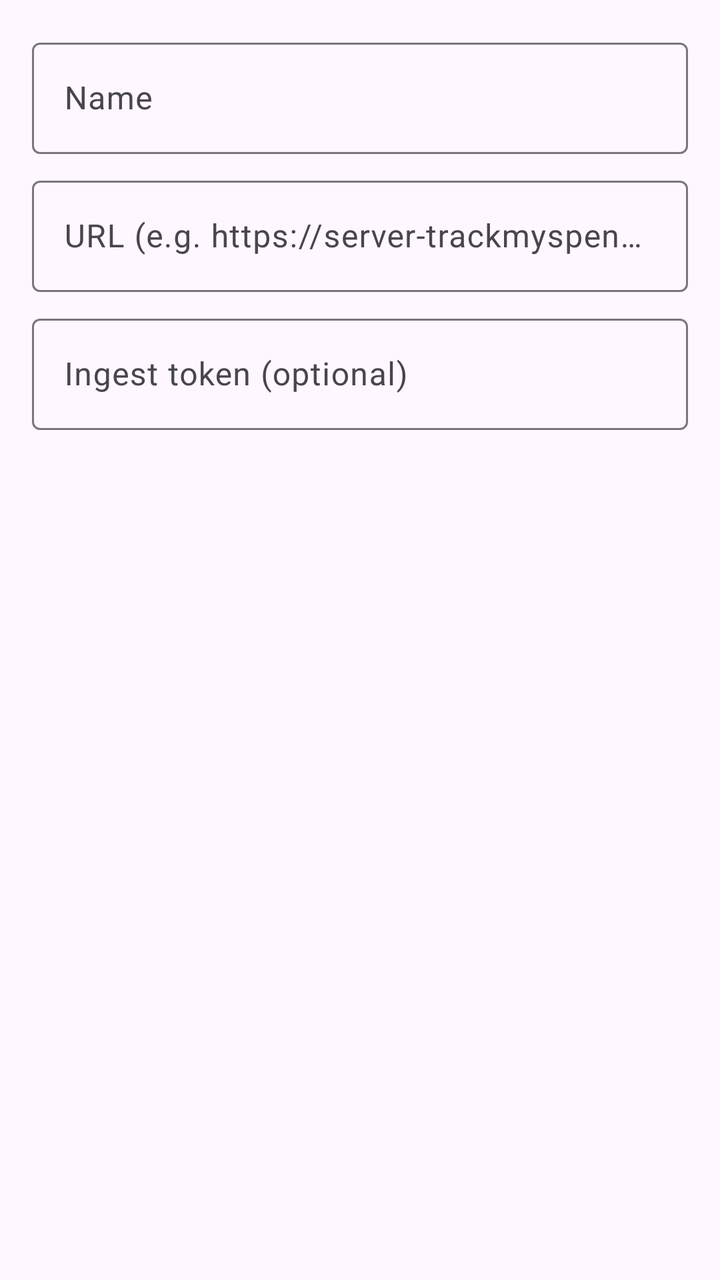
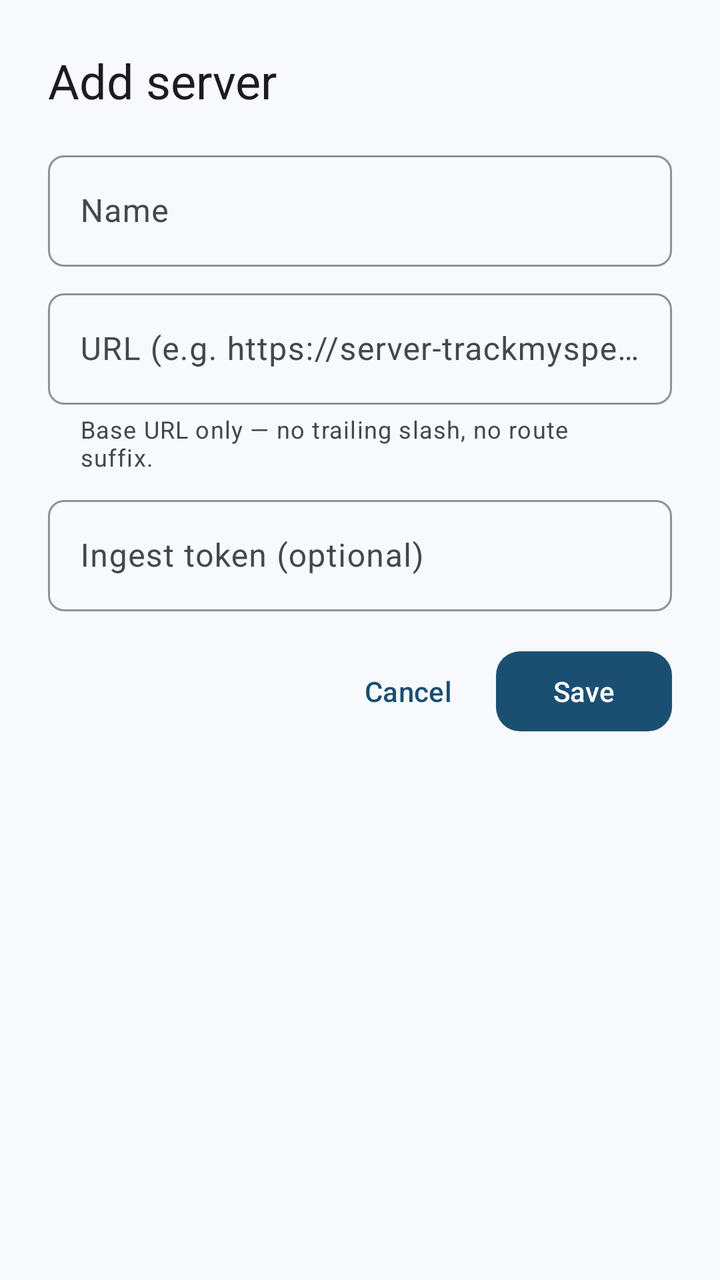

The first picture is an Android layout as it rendered before a commit; the second is the same layout after the commit. The layout source and the unified diff follow.
<!-- AndroidManifest.xml: application theme Theme.TMSCompanion -->
<!-- res/layout/dialog_add_server.xml -->
<?xml version="1.0" encoding="utf-8"?>
<LinearLayout xmlns:android="http://schemas.android.com/apk/res/android"
    android:layout_width="match_parent"
    android:layout_height="wrap_content"
    android:orientation="vertical"
    android:padding="16dp">

    <com.google.android.material.textfield.TextInputLayout
        android:layout_width="match_parent"
        android:layout_height="wrap_content"
        android:hint="@string/server_name_hint">

        <com.google.android.material.textfield.TextInputEditText
            android:id="@+id/nameInput"
            android:layout_width="match_parent"
            android:layout_height="wrap_content"
            android:inputType="text"
            android:maxLines="1" />
    </com.google.android.material.textfield.TextInputLayout>

    <com.google.android.material.textfield.TextInputLayout
        android:layout_width="match_parent"
        android:layout_height="wrap_content"
        android:layout_marginTop="8dp"
        android:hint="@string/server_url_hint">

        <com.google.android.material.textfield.TextInputEditText
            android:id="@+id/urlInput"
            android:layout_width="match_parent"
            android:layout_height="wrap_content"
            android:inputType="textUri"
            android:maxLines="1" />
    </com.google.android.material.textfield.TextInputLayout>

    <com.google.android.material.textfield.TextInputLayout
        android:layout_width="match_parent"
        android:layout_height="wrap_content"
        android:layout_marginTop="8dp"
        android:hint="@string/server_token_hint">

        <com.google.android.material.textfield.TextInputEditText
            android:id="@+id/tokenInput"
            android:layout_width="match_parent"
            android:layout_height="wrap_content"
            android:inputType="textPassword"
            android:maxLines="1" />
    </com.google.android.material.textfield.TextInputLayout>
</LinearLayout>
<!-- resources referenced by this layout -->
<resources>
  <style name="Theme.TMSCompanion" parent="Theme.Material3.DayNight.NoActionBar">
          <item name="colorPrimary">@color/purple_500</item>
          <item name="colorPrimaryDark">@color/purple_700</item>
          <item name="colorAccent">@color/teal_200</item>
      </style>
  <color name="purple_500">#6750A4</color>
  <color name="purple_700">#4F378B</color>
  <color name="teal_200">#03DAC5</color>
  <!-- unchanged entries left out for length: 3 -->
</resources>

<!-- the commit's change to res/layout/dialog_add_server.xml (unified diff, before → after) -->
@@ -1,13 +1,22 @@
 <?xml version="1.0" encoding="utf-8"?>
 <LinearLayout xmlns:android="http://schemas.android.com/apk/res/android"
+    xmlns:app="http://schemas.android.com/apk/res-auto"
     android:layout_width="match_parent"
     android:layout_height="wrap_content"
     android:orientation="vertical"
-    android:padding="16dp">
+    android:padding="24dp">
+
+    <TextView
+        android:id="@+id/sheetTitle"
+        android:layout_width="wrap_content"
+        android:layout_height="wrap_content"
+        android:text="@string/add_server"
+        android:textAppearance="?attr/textAppearanceHeadlineSmall" />
 
     <com.google.android.material.textfield.TextInputLayout
         android:layout_width="match_parent"
         android:layout_height="wrap_content"
+        android:layout_marginTop="16dp"
         android:hint="@string/server_name_hint">
 
         <com.google.android.material.textfield.TextInputEditText
@@ -22,7 +31,9 @@
         android:layout_width="match_parent"
         android:layout_height="wrap_content"
         android:layout_marginTop="8dp"
-        android:hint="@string/server_url_hint">
+        android:hint="@string/server_url_hint"
+        app:helperText="@string/server_url_helper"
+        app:helperTextEnabled="true">
 
         <com.google.android.material.textfield.TextInputEditText
             android:id="@+id/urlInput"
@@ -45,4 +56,25 @@
             android:inputType="textPassword"
             android:maxLines="1" />
     </com.google.android.material.textfield.TextInputLayout>
+
+    <LinearLayout
+        android:layout_width="match_parent"
+        android:layout_height="wrap_content"
+        android:layout_marginTop="16dp"
+        android:gravity="end"
+        android:orientation="horizontal">
+
+        <com.google.android.material.button.MaterialButton
+            android:id="@+id/cancelButton"
+            style="@style/Widget.TMS.Button.Text"
+            android:layout_width="wrap_content"
+            android:layout_height="wrap_content"
+            android:text="@string/cancel" />
+
+        <com.google.android.material.button.MaterialButton
+            android:id="@+id/saveButton"
+            android:layout_width="wrap_content"
+            android:layout_height="wrap_content"
+            android:text="@string/save" />
+    </LinearLayout>
 </LinearLayout>
<!-- resource entries referenced after the edit -->
@@ -1,13 +1,189 @@
 <!-- resources referenced by this layout -->
 <resources>
-  <style name="Theme.TMSCompanion" parent="Theme.Material3.DayNight.NoActionBar">
-          <item name="colorPrimary">@color/purple_500</item>
-          <item name="colorPrimaryDark">@color/purple_700</item>
-          <item name="colorAccent">@color/teal_200</item>
+  <string name="add_server">Add server</string>
+  <string name="cancel">Cancel</string>
+  <string name="save">Save</string>
+  <string name="server_url_helper">Base URL only — no trailing slash, no route suffix.</string>
+  <style name="Widget.TMS.Button.Text" parent="Widget.Material3.Button.TextButton">
+          <item name="android:minHeight">@dimen/touch_min</item>
       </style>
-  <color name="purple_500">#6750A4</color>
-  <color name="purple_700">#4F378B</color>
-  <color name="teal_200">#03DAC5</color>
+  <style name="Theme.TMSCompanion" parent="Theme.TMSCompanion.Base">
+          <item name="android:windowLightStatusBar">true</item>
+          <item name="android:windowLightNavigationBar">true</item>
+      </style>
+  <dimen name="touch_min">48dp</dimen>
+  <style name="Theme.TMSCompanion.Base" parent="Theme.Material3.DayNight.NoActionBar">
+          <item name="colorPrimary">@color/md_primary</item>
+          <item name="colorOnPrimary">@color/md_on_primary</item>
+          <item name="colorPrimaryContainer">@color/md_primary_container</item>
+          <item name="colorOnPrimaryContainer">@color/md_on_primary_container</item>
+          <item name="colorSecondary">@color/md_secondary</item>
+          <item name="colorOnSecondary">@color/md_on_secondary</item>
+          <item name="colorSecondaryContainer">@color/md_secondary_container</item>
+          <item name="colorOnSecondaryContainer">@color/md_on_secondary_container</item>
+          <item name="colorTertiary">@color/md_tertiary</item>
+          <item name="colorOnTertiary">@color/md_on_tertiary</item>
+          <item name="colorTertiaryContainer">@color/md_tertiary_container</item>
+          <item name="colorOnTertiaryContainer">@color/md_on_tertiary_container</item>
+          <item name="colorError">@color/md_error</item>
+          <item name="colorOnError">@color/md_on_error</item>
+          <item name="colorErrorContainer">@color/md_error_container</item>
+          <item name="colorOnErrorContainer">@color/md_on_error_container</item>
+          <item name="android:colorBackground">@color/md_background</item>
+          <item name="colorOnBackground">@color/md_on_background</item>
+          <item name="colorSurface">@color/md_surface</item>
+          <item name="colorOnSurface">@color/md_on_surface</item>
+          <item name="colorSurfaceVariant">@color/md_surface_variant</item>
+          <item name="colorOnSurfaceVariant">@color/md_on_surface_variant</item>
+          <item name="colorOutline">@color/md_outline</item>
+          <item name="colorOutlineVariant">@color/md_outline_variant</item>
+          <item name="colorSurfaceInverse">@color/md_inverse_surface</item>
+          <item name="colorOnSurfaceInverse">@color/md_inverse_on_surface</item>
+          <item name="colorPrimaryInverse">@color/md_inverse_primary</item>
+          <item name="colorSuccess">@color/md_success</item>
+          <item name="colorOnSuccess">@color/md_on_success</item>
+          <item name="colorSuccessContainer">@color/md_success_container</item>
+          <item name="colorOnSuccessContainer">@color/md_on_success_container</item>
+          <item name="colorPending">@color/md_pending</item>
+          <item name="colorOnPending">@color/md_on_pending</item>
+          <item name="colorPendingContainer">@color/md_pending_container</item>
+          <item name="colorOnPendingContainer">@color/md_on_pending_container</item>
+          <item name="colorGlassOverlay">@color/md_glass_overlay</item>
+          <item name="colorGlassStroke">@color/md_glass_stroke</item>
+          <item name="colorSurfaceContainer">@color/md_surface_container</item>
+          <item name="colorSurfaceContainerLow">@color/md_surface_container_low</item>
+          <item name="colorSurfaceContainerHigh">@color/md_surface_container_high</item>
+          <item name="android:statusBarColor">@android:color/transparent</item>
+          <item name="android:navigationBarColor">@android:color/transparent</item>
+          <item name="android:windowBackground">@color/md_background</item>
+          <item name="shapeAppearanceCornerExtraSmall">@style/ShapeAppearance.TMS.ExtraSmall</item>
+          <item name="shapeAppearanceCornerSmall">@style/ShapeAppearance.TMS.Small</item>
+          <item name="shapeAppearanceCornerMedium">@style/ShapeAppearance.TMS.Medium</item>
+          <item name="shapeAppearanceCornerLarge">@style/ShapeAppearance.TMS.Large</item>
+          <item name="shapeAppearanceCornerExtraLarge">@style/ShapeAppearance.TMS.ExtraLarge</item>
+          <item name="materialCardViewStyle">@style/Widget.TMS.Card</item>
+          <item name="materialButtonStyle">@style/Widget.TMS.Button</item>
+          <item name="floatingActionButtonStyle">@style/Widget.TMS.Fab</item>
+          <item name="bottomNavigationStyle">@style/Widget.TMS.BottomNav</item>
+          <item name="bottomSheetDialogTheme">@style/ThemeOverlay.TMS.BottomSheet</item>
+          <item name="snackbarStyle">@style/Widget.TMS.Snackbar</item>
+          <item name="textInputStyle">@style/Widget.TMS.TextInput</item>
+          <item name="chipStyle">@style/Widget.TMS.Chip</item>
+          <item name="toolbarStyle">@style/Widget.TMS.Toolbar</item>
+      </style>
+  <color name="md_primary">#1B4F72</color>
+  <color name="md_on_primary">#FFFFFF</color>
+  <color name="md_primary_container">#D0E4FF</color>
+  <color name="md_on_primary_container">#001D35</color>
+  <color name="md_secondary">#0F6B63</color>
+  <color name="md_on_secondary">#FFFFFF</color>
+  <color name="md_secondary_container">#B3F0E7</color>
+  <color name="md_on_secondary_container">#00201D</color>
+  <color name="md_tertiary">#5B4A7A</color>
+  <color name="md_on_tertiary">#FFFFFF</color>
+  <color name="md_tertiary_container">#E8DDFF</color>
+  <color name="md_on_tertiary_container">#1A0D33</color>
+  <color name="md_error">#BA1A1A</color>
+  <color name="md_on_error">#FFFFFF</color>
+  <color name="md_error_container">#FFDAD6</color>
+  <color name="md_on_error_container">#410002</color>
+  <color name="md_background">#F7F9FC</color>
+  <color name="md_on_background">#181C20</color>
+  <color name="md_surface">#F7F9FC</color>
+  <color name="md_on_surface">#181C20</color>
+  <color name="md_surface_variant">#DDE3EA</color>
+  <color name="md_on_surface_variant">#41484E</color>
+  <color name="md_outline">#71787F</color>
+  <color name="md_outline_variant">#C1C7CE</color>
+  <color name="md_inverse_surface">#2D3135</color>
+  <color name="md_inverse_on_surface">#EEF1F5</color>
+  <color name="md_inverse_primary">#9DCAEF</color>
+  <color name="md_success">#146C2E</color>
+  <color name="md_on_success">#FFFFFF</color>
+  <color name="md_success_container">#A6F2B4</color>
+  <color name="md_on_success_container">#002107</color>
+  <color name="md_pending">#7A5900</color>
+  <color name="md_on_pending">#FFFFFF</color>
+  <color name="md_pending_container">#FFDF9B</color>
+  <color name="md_on_pending_container">#261A00</color>
+  <color name="md_glass_overlay">#B3F7F9FC</color>
+  <color name="md_glass_stroke">#66FFFFFF</color>
+  <color name="md_surface_container">#EBEEF2</color>
+  <color name="md_surface_container_low">#F1F4F8</color>
+  <color name="md_surface_container_high">#E5E8EC</color>
+  <style name="ShapeAppearance.TMS.ExtraSmall" parent="ShapeAppearance.Material3.Corner.ExtraSmall">
+          <item name="cornerSize">@dimen/shape_xs</item>
+      </style>
+  <style name="ShapeAppearance.TMS.Small" parent="ShapeAppearance.Material3.Corner.Small">
+          <item name="cornerSize">@dimen/shape_sm</item>
+      </style>
+  <style name="ShapeAppearance.TMS.Medium" parent="ShapeAppearance.Material3.Corner.Medium">
+          <item name="cornerSize">@dimen/shape_md</item>
+      </style>
+  <style name="ShapeAppearance.TMS.Large" parent="ShapeAppearance.Material3.Corner.Large">
+          <item name="cornerSize">@dimen/shape_lg</item>
+      </style>
+  <style name="ShapeAppearance.TMS.ExtraLarge" parent="ShapeAppearance.Material3.Corner.ExtraLarge">
+          <item name="cornerSize">@dimen/shape_xl</item>
+      </style>
+  <style name="Widget.TMS.Card" parent="Widget.Material3.CardView.Filled">
+          <item name="shapeAppearance">@style/ShapeAppearance.TMS.Large</item>
+          <item name="cardBackgroundColor">?attr/colorSurfaceContainerLow</item>
+          <item name="cardElevation">0dp</item>
+          <item name="strokeWidth">0dp</item>
+      </style>
+  <style name="Widget.TMS.Button" parent="Widget.Material3.Button">
+          <item name="shapeAppearance">@style/ShapeAppearance.TMS.Medium</item>
+          <item name="android:minHeight">@dimen/touch_min</item>
+      </style>
+  <style name="Widget.TMS.Fab" parent="Widget.Material3.FloatingActionButton.Primary">
+          <item name="shapeAppearance">@style/ShapeAppearance.TMS.Large</item>
+      </style>
+  <style name="Widget.TMS.BottomNav" parent="Widget.Material3.BottomNavigationView">
+          <item name="backgroundTint">@android:color/transparent</item>
+          <item name="itemActiveIndicatorStyle">@style/Widget.TMS.NavIndicator</item>
+          <item name="itemIconTint">@color/nav_item_tint</item>
+          <item name="itemTextColor">@color/nav_item_tint</item>
+          <item name="itemRippleColor">@color/md_primary_container</item>
+          <item name="elevation">0dp</item>
+      </style>
+  <style name="ThemeOverlay.TMS.BottomSheet" parent="ThemeOverlay.Material3.BottomSheetDialog">
+          <item name="bottomSheetStyle">@style/Widget.TMS.BottomSheet</item>
+      </style>
+  <style name="Widget.TMS.Snackbar" parent="Widget.Material3.Snackbar">
+          <item name="backgroundTint">?attr/colorSurfaceContainerHigh</item>
+          <item name="shapeAppearance">@style/ShapeAppearance.TMS.Small</item>
+      </style>
+  <style name="Widget.TMS.TextInput" parent="Widget.Material3.TextInputLayout.OutlinedBox">
+          <item name="shapeAppearance">@style/ShapeAppearance.TMS.Small</item>
+          <item name="boxStrokeColor">?attr/colorOutline</item>
+      </style>
+  <style name="Widget.TMS.Chip" parent="Widget.Material3.Chip.Assist">
+          <item name="chipCornerRadius">@dimen/shape_xs</item>
+          <item name="chipMinHeight">28dp</item>
+          <item name="android:clickable">false</item>
+          <item name="android:checkable">false</item>
+      </style>
+  <style name="Widget.TMS.Toolbar" parent="Widget.Material3.Toolbar">
+          <item name="android:background">@android:color/transparent</item>
+          <item name="titleTextAppearance">?attr/textAppearanceHeadlineSmall</item>
+          <item name="titleTextColor">?attr/colorOnSurface</item>
+          <item name="subtitleTextColor">?attr/colorOnSurfaceVariant</item>
+          <item name="navigationIconTint">?attr/colorOnSurface</item>
+      </style>
+  <dimen name="shape_xs">4dp</dimen>
+  <dimen name="shape_sm">8dp</dimen>
+  <dimen name="shape_md">12dp</dimen>
+  <dimen name="shape_lg">20dp</dimen>
+  <dimen name="shape_xl">28dp</dimen>
+  <style name="Widget.TMS.NavIndicator" parent="Widget.Material3.BottomNavigationView.ActiveIndicator">
+          <item name="android:color">?attr/colorSecondaryContainer</item>
+          <item name="shapeAppearance">@style/ShapeAppearance.TMS.Medium</item>
+      </style>
+  <style name="Widget.TMS.BottomSheet" parent="Widget.Material3.BottomSheet">
+          <item name="shapeAppearance">@style/ShapeAppearance.TMS.ExtraLarge</item>
+          <item name="backgroundTint">?attr/colorSurfaceContainer</item>
+      </style>
   <!-- unchanged entries left out for length: 3 -->
 </resources>
 
